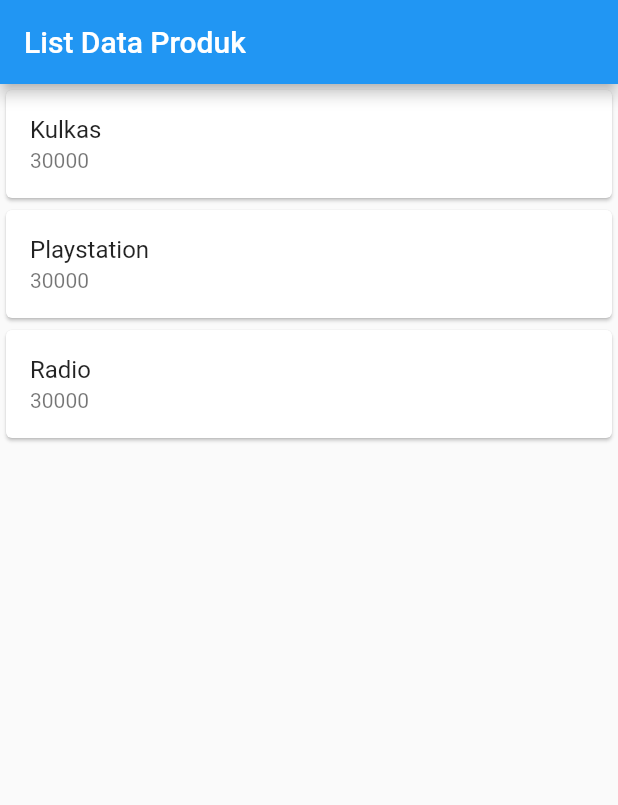
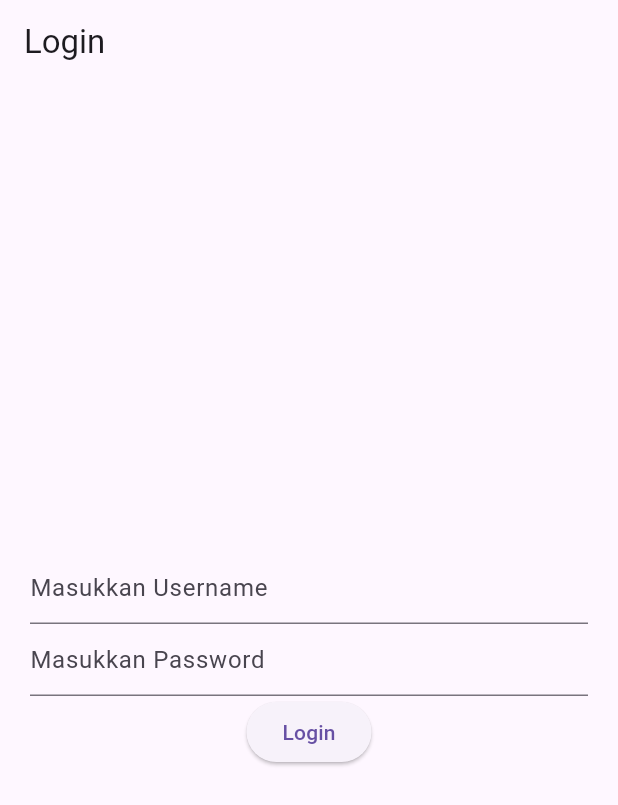
Before and after one commit to deraaml25/H1D024002-PraktikumMobileFlutter, a Flutter app: the screen it shows after launch, on a phone screen of 412 x 824 dp. Shown: the top 805 px of the screen. Run offline on Flutter 3.47's test engine with Material 3 defaults, Android fonts, the phone set to English and light mode, and no system bars; our stand-ins replace shared_preferences.

Commit message:
feat: tugas praktikum mobile pertemuan 3 (routes, side menu, login, dan local storage)

```diff
--- /dev/null
+++ b/lib/login_page.dart
@@ -0,0 +1,102 @@
+import 'package:flutter/material.dart';
+import 'package:belajarflutter/home_page.dart';
+import 'package:shared_preferences/shared_preferences.dart';
+
+class LoginPage extends StatefulWidget {
+  const LoginPage({super.key});
+
+  @override
+  // ignore: library_private_types_in_public_api
+  _LoginPageState createState() => _LoginPageState();
+}
+
+class _LoginPageState extends State<LoginPage> {
+  final TextEditingController _usernameController = TextEditingController();
+  final TextEditingController _passwordController = TextEditingController();
+  // ignore: prefer_typing_uninitialized_variables
+  var namauser;
+
+  // Menyimpan username ke local storage
+  void _saveUsername() async {
+    // Inisialisasi Share Preferences
+    SharedPreferences prefs = await SharedPreferences.getInstance();
+    // Simpan Username ke local storage
+    prefs.setString('username', _usernameController.text);
+  }
+
+  // Menampilkan input pada form login
+  _showInput(namacontroller, placeholder, isPassword) {
+    return TextField(
+      controller: namacontroller,
+      obscureText: isPassword,
+      decoration: InputDecoration(
+        hintText: placeholder,
+      ),
+    );
+  }
+
+  // Menampilkan alert pada form login
+  _showDialog(pesan, alamat) {
+    return showDialog(
+        context: context,
+        builder: (context) {
+          return AlertDialog(
+            title: Text(pesan),
+            actions: [
+              TextButton(
+                child: const Text('OK'),
+                onPressed: () {
+                  Navigator.push(
+                    context,
+                    MaterialPageRoute(
+                      builder: (context) => alamat,
+                    ),
+                  );
+                },
+              ),
+            ],
+          );
+        });
+  }
+
+  @override
+  void dispose() {
+    _usernameController.dispose();
+    _passwordController.dispose();
+    super.dispose();
+  }
+
+  @override
+  Widget build(BuildContext context) {
+    return Scaffold(
+      appBar: AppBar(
+        title: const Text('Login'),
+      ),
+      body: Container(
+        padding: const EdgeInsets.all(20),
+        child: Column(
+          mainAxisAlignment: MainAxisAlignment.center,
+          children: [
+            _showInput(_usernameController, 'Masukkan Username', false),
+            _showInput(_passwordController, 'Masukkan Password', true),
+            ElevatedButton(
+              child: const Text('Login'),
+              onPressed: () {
+                if (_usernameController.text == 'admin' &&
+                    _passwordController.text == 'admin') {
+                  // save Username
+                  _saveUsername();
+                  // Show alert
+                  _showDialog('Anda Berhasil Login', const HomePage());
+                } else {
+                  // Show alert
+                  _showDialog('Username dan Password Salah', const LoginPage());
+                }
+              },
+            ),
+          ],
+        ),
+      ),
+    );
+  }
+}
--- a/lib/main.dart
+++ b/lib/main.dart
@@ -1,31 +1,18 @@
 import 'package:flutter/material.dart';
-import 'package:belajarflutter/hello_world.dart';
-import 'package:belajarflutter/column_widget.dart';
-import 'package:belajarflutter/row_widget.dart';
-import 'package:belajarflutter/ui/produk_form.dart';
-import 'package:belajarflutter/ui/produk_page.dart';
+import 'package:belajarflutter/login_page.dart';
 
 void main() {
   runApp(const MyApp());
 }
 
 class MyApp extends StatelessWidget {
-  const MyApp({Key? key}) : super(key: key);
+  const MyApp({super.key});
 
   @override
   Widget build(BuildContext context) {
-    return MaterialApp(
-      title: "Aplikasi Flutter Pertama",
-      theme: ThemeData(
-        useMaterial3: false,
-        primarySwatch: Colors.blue,
-      ),
-      // Silakan ganti baris home di bawah ini sesuai tugas yang ingin ditampilkan / discreenshot:
-      // home: const HelloWorld(),     // Poin 7: Hello World
-      // home: const ColumnWidget(),   // Poin 8: Kolom Widget
-      // home: const RowWidget(),      // Poin 9: Row Widget
-      // home: const ProdukForm(),     // Poin 10: Form Produk & Detail Produk
-      home: const ProdukPage(),        // Poin 11: ListView Data Produk
+    return const MaterialApp(
+      title: 'Flutter Menu',
+      home: LoginPage(),
     );
   }
 }
--- /dev/null
+++ b/lib/main_pertemuan2.dart
@@ -0,0 +1,31 @@
+import 'package:flutter/material.dart';
+import 'package:belajarflutter/hello_world.dart';
+import 'package:belajarflutter/column_widget.dart';
+import 'package:belajarflutter/row_widget.dart';
+import 'package:belajarflutter/ui/produk_form.dart';
+import 'package:belajarflutter/ui/produk_page.dart';
+
+void main() {
+  runApp(const MyApp());
+}
+
+class MyApp extends StatelessWidget {
+  const MyApp({Key? key}) : super(key: key);
+
+  @override
+  Widget build(BuildContext context) {
+    return MaterialApp(
+      title: "Aplikasi Flutter Pertama",
+      theme: ThemeData(
+        useMaterial3: false,
+        primarySwatch: Colors.blue,
+      ),
+      // Silakan ganti baris home di bawah ini sesuai tugas yang ingin ditampilkan / discreenshot:
+      // home: const HelloWorld(),     // Poin 7: Hello World
+      // home: const ColumnWidget(),   // Poin 8: Kolom Widget
+      // home: const RowWidget(),      // Poin 9: Row Widget
+      // home: const ProdukForm(),     // Poin 10: Form Produk & Detail Produk
+      home: const ProdukPage(),        // Poin 11: ListView Data Produk
+    );
+  }
+}
--- a/pubspec.yaml
+++ b/pubspec.yaml
@@ -34,6 +34,7 @@ dependencies:
   # The following adds the Cupertino Icons font to your application.
   # Use with the CupertinoIcons class for iOS style icons.
   cupertino_icons: ^1.0.8
+  shared_preferences: ^2.5.6
 
 dev_dependencies:
   flutter_test:
```
Also changed, not shown: lib/about_page.dart (added, +19 -0 lines), lib/home_page.dart (added, +44 -0 lines), lib/sidemenu.dart (added, +46 -0 lines), pubspec.lock, 4 other files.
